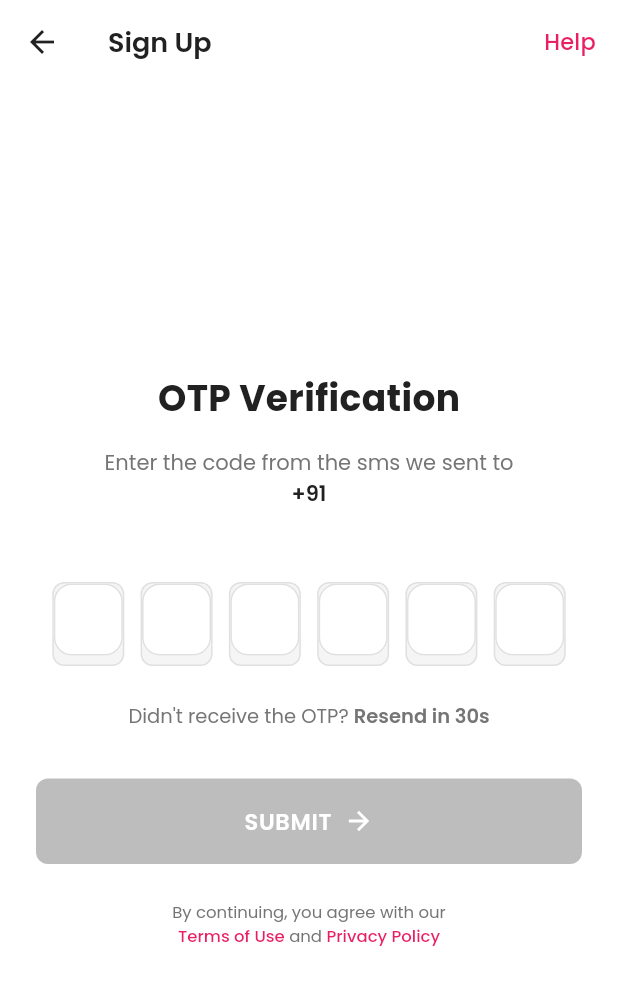
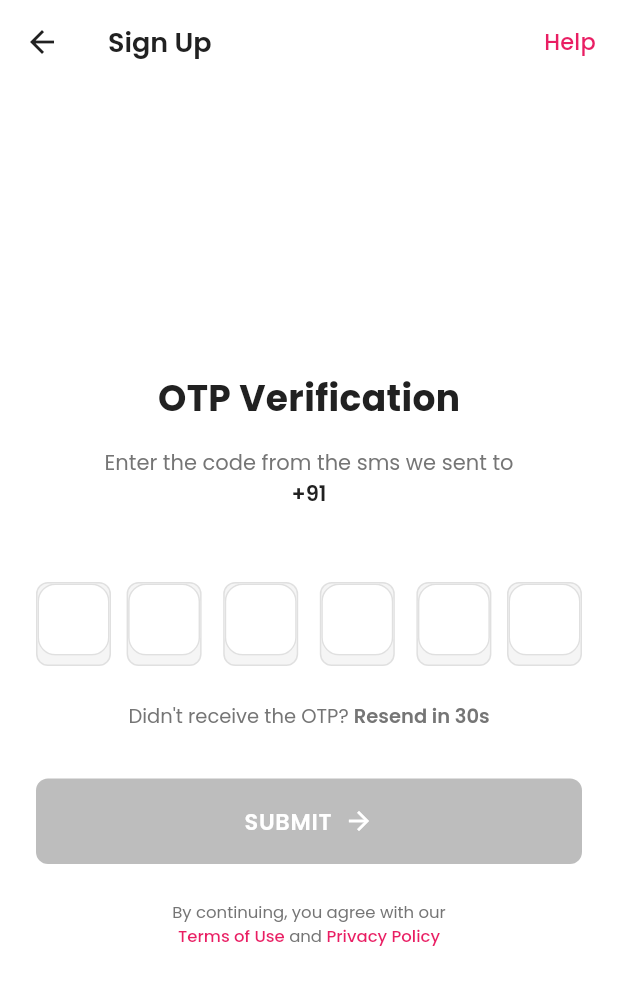
Before and after one commit to tamilarasan6320/Sudar, a Flutter app: the OTPVerificationPage screen opened directly with empty values, on a phone screen of 412 x 824 dp. Shown: the top 985 px of the screen. Run offline on Flutter 3.47's test engine with Material 3 defaults, Android fonts, the phone set to English and light mode, and no system bars; our stand-ins replace google_fonts, shared_preferences; accounts and stored records are empty.

Commit message:
fix: Fix OTP field overlapping and add dynamic button color on login
- Fixed OTP input fields overlapping by using Flexible widgets
- Added proper spacing and constraints to OTP fields
- Made login button change to primary color when 10 digits entered
- Improved responsive layout for OTP verification page

```diff
--- a/lib/screens/otp_verification_page.dart
+++ b/lib/screens/otp_verification_page.dart
@@ -229,11 +229,16 @@ class _OTPVerificationPageState extends State<OTPVerificationPage> {
 
   Widget _buildOTPFields() {
     return Row(
-      mainAxisAlignment: MainAxisAlignment.spaceEvenly,
+      mainAxisAlignment: MainAxisAlignment.spaceBetween,
       children: List.generate(6, (index) {
-        return Container(
-          width: 48,
+        return Flexible(
+          child: Container(
+            constraints: const BoxConstraints(
+              maxWidth: 50,
+              minWidth: 40,
+            ),
             height: 56,
+            margin: EdgeInsets.symmetric(horizontal: index == 0 || index == 5 ? 0 : 4),
             decoration: BoxDecoration(
               color: const Color(0xFFF5F5F5),
               borderRadius: BorderRadius.circular(8),
@@ -279,6 +284,7 @@ class _OTPVerificationPageState extends State<OTPVerificationPage> {
                   }
                 }
               },
+            ),
           ),
         );
       }),
```
Also changed, not shown: lib/screens/login_page.dart (+6 -1 lines). Lines whose indentation alone changed are shown as unchanged.
